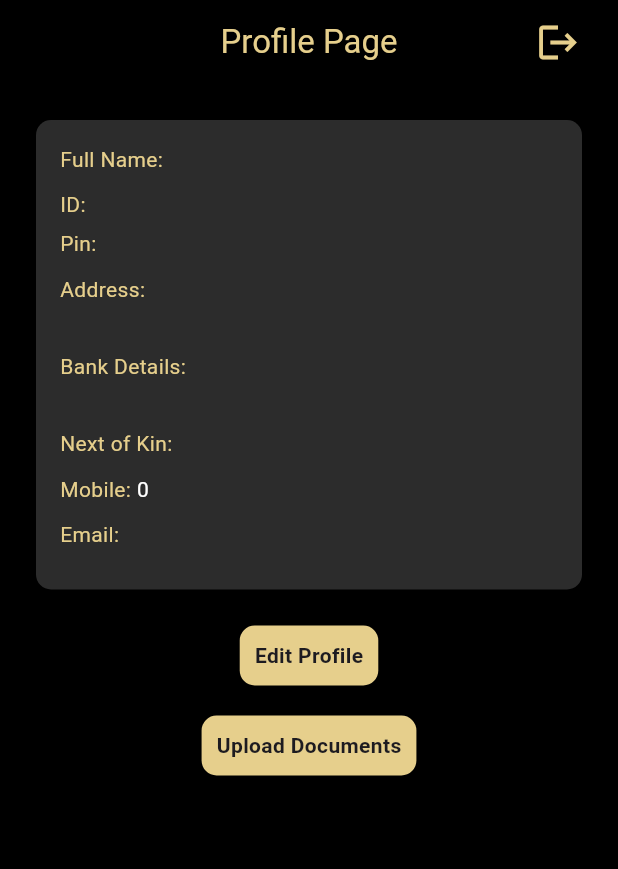
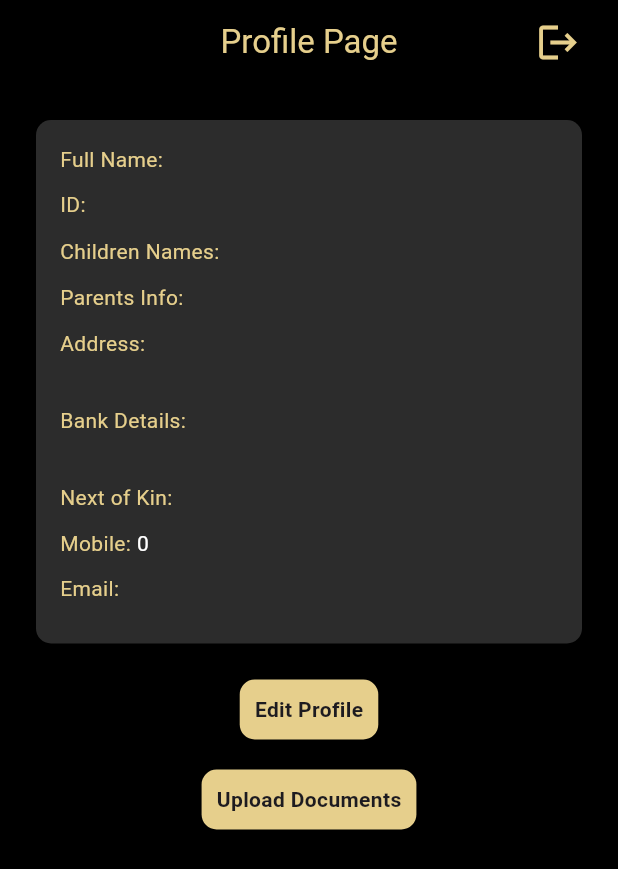
Before and after one commit to flutify-sa/sincot, a Flutter app: the ProfilePage screen opened directly, on a phone screen of 412 x 824 dp. Shown: the top 869 px of the screen. Run offline on Flutter 3.47's test engine with Material 3 defaults, Android fonts, the phone set to English and light mode, and no system bars; our stand-ins replace file_picker, shared_preferences, supabase_flutter; accounts and stored records are empty.

Commit message:
added chd and parents fields

```diff
--- a/lib/profilepage.dart
+++ b/lib/profilepage.dart
@@ -370,16 +370,32 @@ class _ProfilePageState extends State<ProfilePage> {
                               ),
                             ],
                           ),
-                          SizedBox(height: 5), // Space between ID and Pin
+                          SizedBox(height: 10), // Space between ID and Pin
                           Row(
                             children: [
                               Text(
-                                'Pin: ',
+                                'Children Names: ',
                                 style: TextStyle(
                                     color: Color(0xffe6cf8c), fontSize: 14),
                               ),
                               Text(
-                                _workerpinController.text,
+                                _childrenNamesController.text,
+                                style: TextStyle(
+                                    color: Colors.white, fontSize: 14),
+                              ),
+                            ],
+                          ),
+                          SizedBox(height: 10), // Space between ID and Pin
+
+                          Row(
+                            children: [
+                              Text(
+                                'Parents Info: ',
+                                style: TextStyle(
+                                    color: Color(0xffe6cf8c), fontSize: 14),
+                              ),
+                              Text(
+                                _parentDetailsController.text,
                                 style: TextStyle(
                                     color: Colors.white, fontSize: 14),
                               ),
```
Also changed, not shown: 1 other file.
